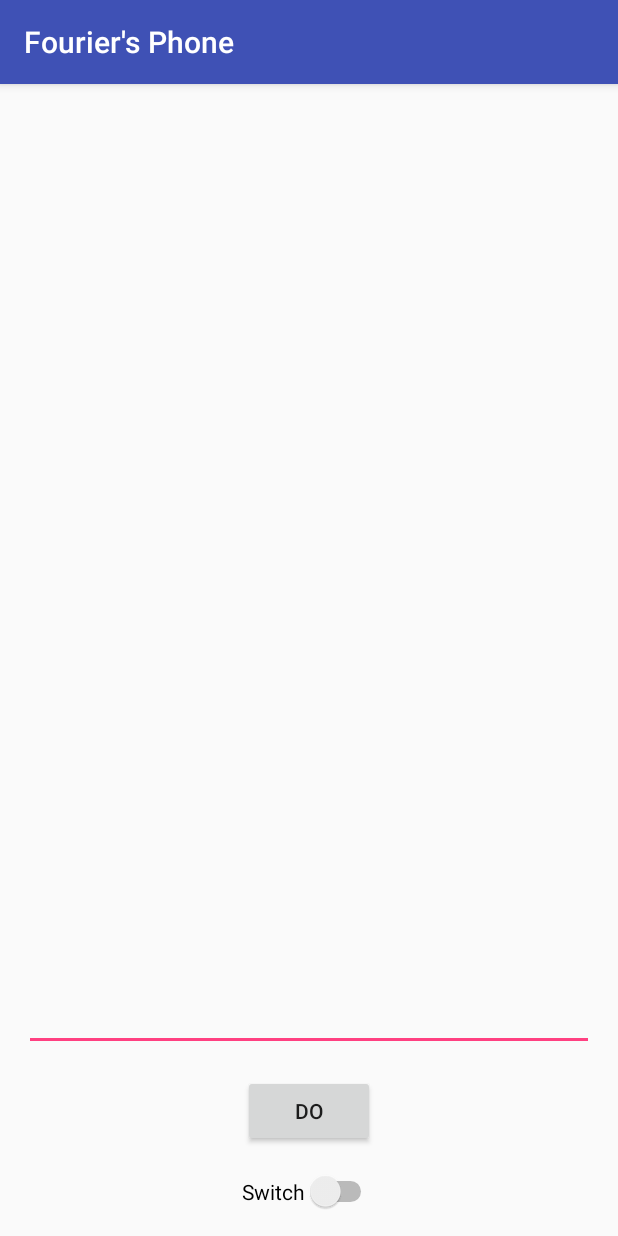
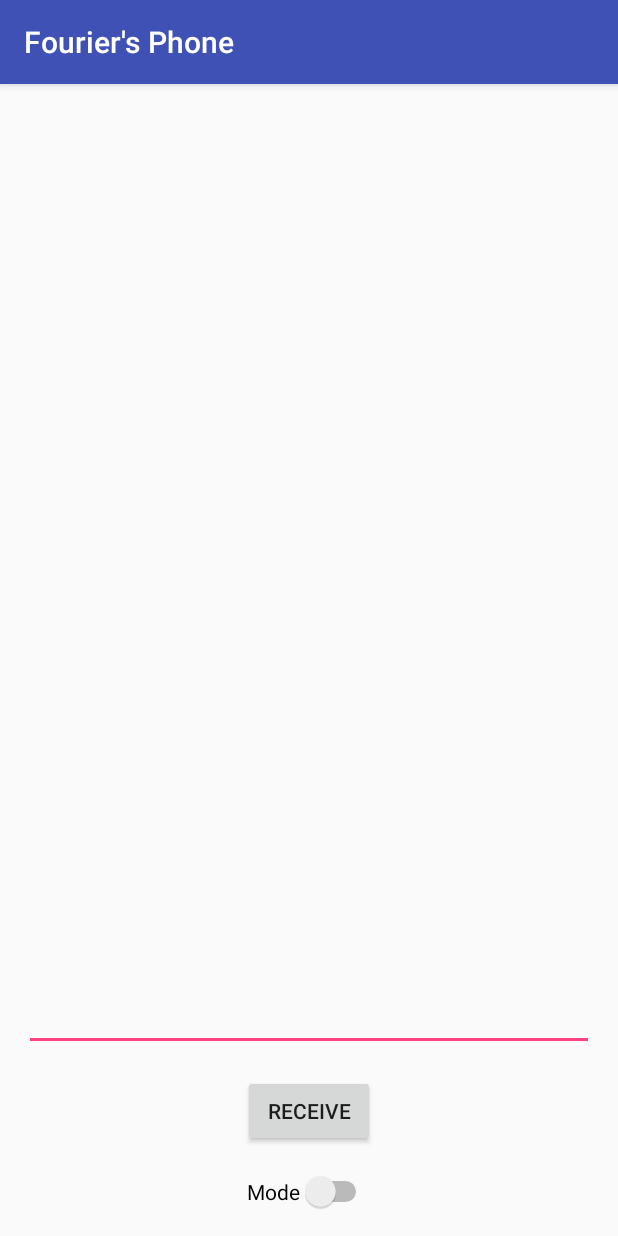
Before and after one commit to swtwsk/IO-Fouriers, an Android app: the screen it shows after launch (MainActivity), on a phone screen of 412 x 824 dp. Run offline under Robolectric (Android 15) with nearby library versions, the phone set to English and light mode, and no system bars.

Commit message:
Clicking a switch changes button text

```diff
--- a/app/src/main/java/pl/edu/mimuw/students/fouriersphone/MainActivity.java
+++ b/app/src/main/java/pl/edu/mimuw/students/fouriersphone/MainActivity.java
@@ -3,22 +3,47 @@ package pl.edu.mimuw.students.fouriersphone;
 import android.support.v7.app.AppCompatActivity;
 import android.os.Bundle;
 import android.view.View;
+import android.widget.Button;
 import android.widget.EditText;
 import android.widget.Switch;
 
 public class MainActivity extends AppCompatActivity {
 
+    Switch modeSwitch;
+    Button button;
+
     @Override
     protected void onCreate(Bundle savedInstanceState) {
         super.onCreate(savedInstanceState);
         setContentView(R.layout.activity_main);
+
+        modeSwitch = findViewById(R.id.modeSwitch);
+
+        button = findViewById(R.id.button);
+        if (modeSwitch.isChecked()) {
+            button.setText(getString(R.string.send_button));
+        }
+        else {
+            button.setText(getString(R.string.receive_button));
+        }
+
+        modeSwitch.setOnClickListener(new View.OnClickListener() {
+            @Override
+            public void onClick(View v) {
+                if (modeSwitch.isChecked()) {
+                    button.setText(getString(R.string.send_button));
+                }
+                else {
+                    button.setText(getString(R.string.receive_button));
+                }
+            }
+        });
     }
 
     public void clickDoButton(View view) {
-        Switch mySwitch = findViewById(R.id.switch1);
         EditText editText = findViewById(R.id.editText);
 
-        if (mySwitch.isChecked()) {
+        if (modeSwitch.isChecked()) {
             String s = editText.getText().toString();
             Sender.run(s);
         }
--- a/app/src/main/res/layout/activity_main.xml
+++ b/app/src/main/res/layout/activity_main.xml
@@ -22,13 +22,13 @@
         app:layout_constraintTop_toTopOf="parent" />
 
     <Switch
-        android:id="@+id/switch1"
+        android:id="@+id/modeSwitch"
         android:layout_width="wrap_content"
         android:layout_height="wrap_content"
         android:layout_marginBottom="16dp"
         android:layout_marginEnd="16dp"
         android:layout_marginStart="16dp"
-        android:text="Switch"
+        android:text="@string/mode_switch"
         app:layout_constraintBottom_toBottomOf="parent"
         app:layout_constraintEnd_toEndOf="parent"
         app:layout_constraintStart_toStartOf="parent" />
@@ -41,8 +41,7 @@
         android:layout_marginEnd="16dp"
         android:layout_marginStart="16dp"
         android:onClick="clickDoButton"
-        android:text="@string/do_button"
-        app:layout_constraintBottom_toTopOf="@+id/switch1"
+        app:layout_constraintBottom_toTopOf="@+id/modeSwitch"
         app:layout_constraintEnd_toEndOf="parent"
         app:layout_constraintStart_toStartOf="parent" />
 </android.support.constraint.ConstraintLayout>
--- a/app/src/main/res/values/strings.xml
+++ b/app/src/main/res/values/strings.xml
@@ -1,4 +1,6 @@
 <resources>
     <string name="app_name">Fourier\'s Phone</string>
-    <string name="do_button">Do</string>
+    <string name="send_button">Send</string>
+    <string name="receive_button">Receive</string>
+    <string name="mode_switch">Mode</string>
 </resources>
```
